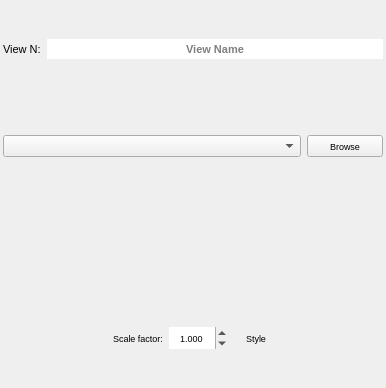
First picture: the form in ui/classification_view_widget.ui, repository SMByC/AcATaMa, before the edit.
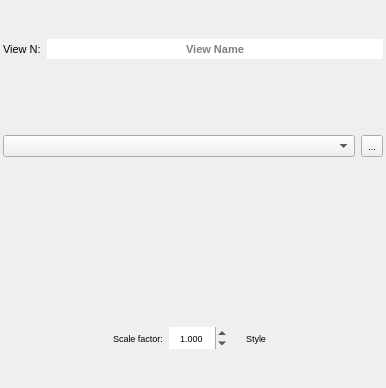
Second picture: the form after the edit. Icons and pictures are not drawn. Custom widgets are drawn as their Qt base class.

Commit message: More simple browser buttons

What changed in the file:
```diff
--- a/ui/classification_view_widget.ui
+++ b/ui/classification_view_widget.ui
@@ -116,16 +116,10 @@
        </widget>
       </item>
       <item>
-       <widget class="QPushButton" name="QCBox_browseRenderFile">
-        <property name="sizePolicy">
-         <sizepolicy hsizetype="Fixed" vsizetype="Fixed">
-          <horstretch>0</horstretch>
-          <verstretch>0</verstretch>
-         </sizepolicy>
-        </property>
+       <widget class="QToolButton" name="QCBox_browseRenderFile">
         <property name="maximumSize">
          <size>
-          <width>76</width>
+          <width>16777215</width>
           <height>22</height>
          </size>
         </property>
@@ -135,7 +129,7 @@
          </font>
         </property>
         <property name="text">
-         <string>Browse</string>
+         <string>...</string>
         </property>
        </widget>
       </item>
```
The commit also changes 2 other files.
